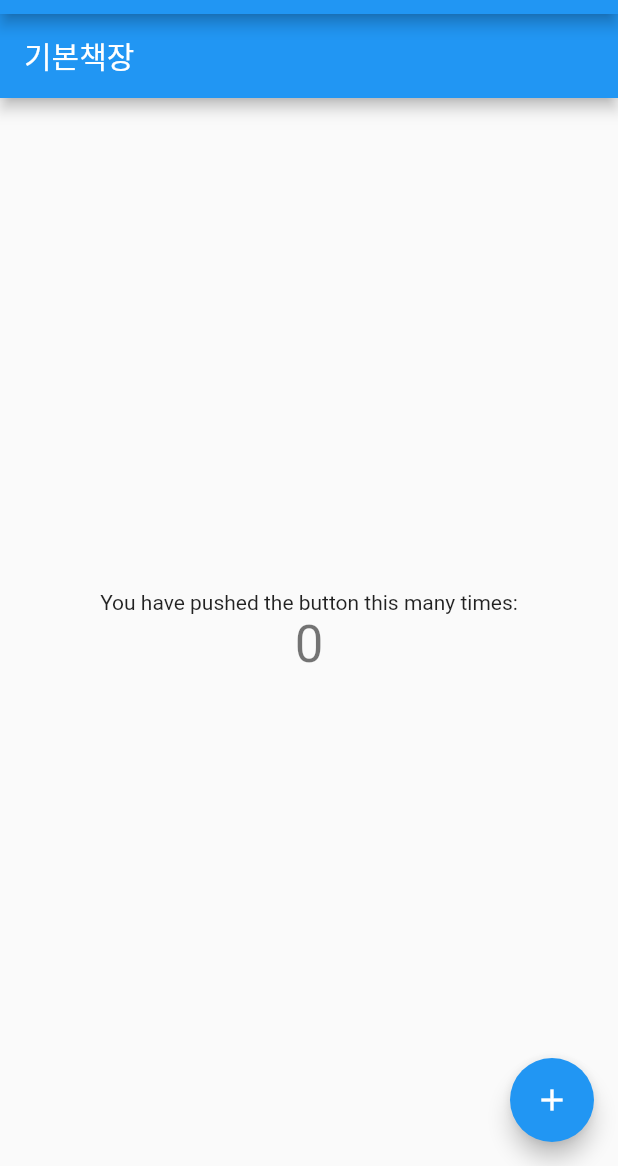
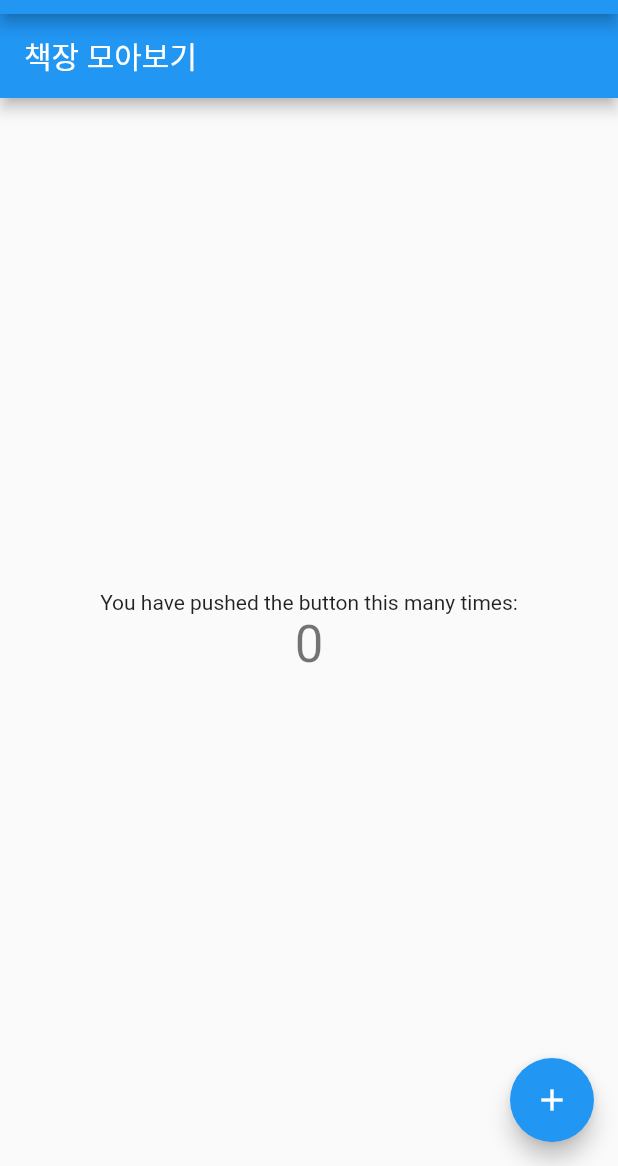
Before and after one commit to kangsudal/mybook-diary, a Flutter app: the screen it shows after launch, in the side drawer, after a tap on "책장 모아보기", on a phone screen of 412 x 824 dp, the part 70-1236 px from its top. Run offline on Flutter 3.47's test engine with Material 2 defaults, Android fonts, the phone set to English and light mode, and no system bars; our stand-ins replace sqflite, table_calendar; accounts and stored records are empty.

```diff
--- a/lib/main.dart
+++ b/lib/main.dart
@@ -29,7 +29,7 @@ class MyHomePage extends StatefulWidget {
 
 class _MyHomePageState extends State<MyHomePage> {
 
-  List<dynamic> myShelves = ['기본책장'];
+  List<dynamic> myShelves = ['책장 모아보기'];
   PageController _pageController = PageController(
     initialPage: 0,
   );
@@ -121,23 +121,6 @@ class _MyHomePageState extends State<MyHomePage> {
           ),
         ),
       ),
-      // DrawerHeader(
-      //   child: Text('Drawer Header'),
-      //   decoration: BoxDecoration(
-      //     color: Colors.blue,
-      //   ),
-      // ),
-      ListTile(
-        title: Text('책장 모아보기'),
-        onTap: () {
-          // Update the state of the app
-          // ...
-          // Then close the drawer
-          Navigator.pop(context);
-          // Navigator.of(context).push(MaterialPageRoute(
-          //     builder: (BuildContext context) => CalendarPage("Page two")));
-        },
-      ),
       ListTile(
         title: Text('책장 추가'),
         onTap: () async {
--- a/pubspec.yaml
+++ b/pubspec.yaml
@@ -29,7 +29,8 @@ dependencies:
 dev_dependencies:
   flutter_test:
     sdk: flutter
-
+  sqflite:
+  path:
 
 # For information on the generic Dart part of this file, see the
 # following page: https://dart.dev/tools/pub/pubspec
```
Also changed, not shown: lib/blocs/dataModels.dart (added, +13 -0 lines).
